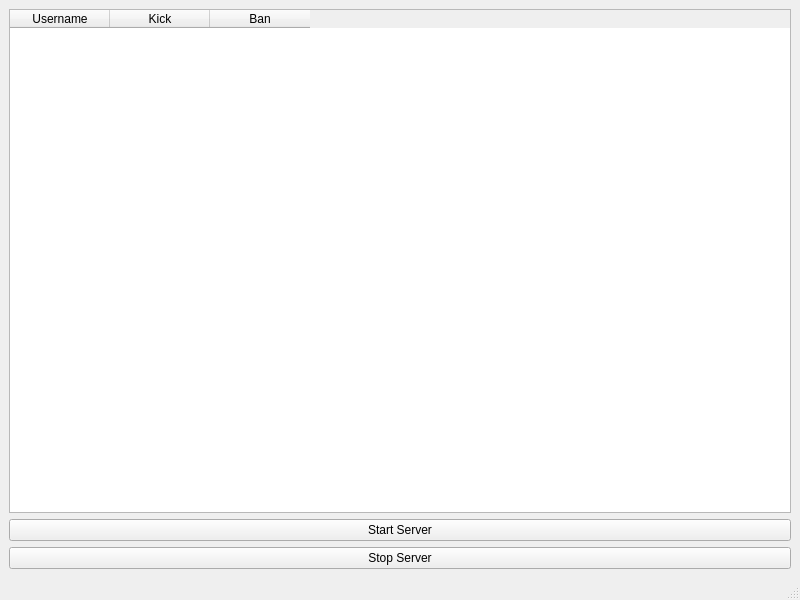
This is Serverui.ui in Yulei-cn/SAE302_Yulei as Qt 5 draws it before an edit. The edited form follows.
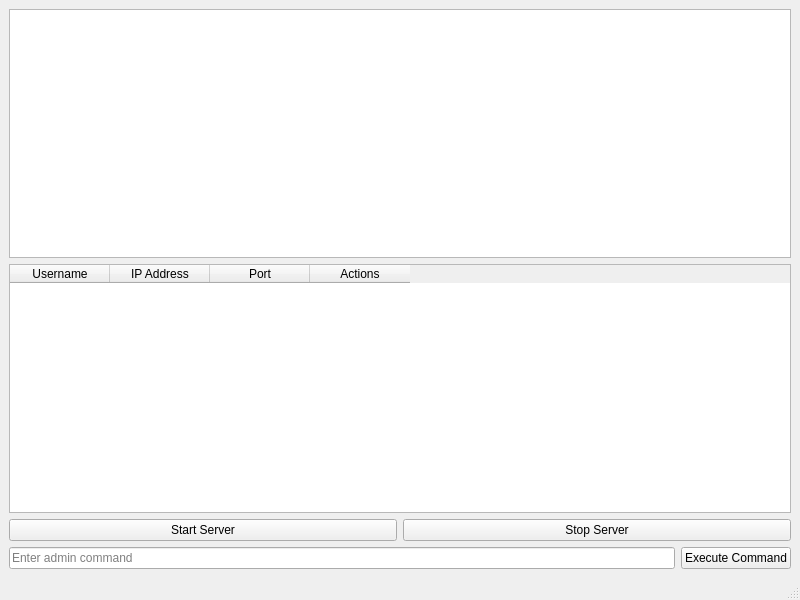
This is the edited form.

Patch:
```diff
--- a/Serverui.ui
+++ b/Serverui.ui
@@ -15,13 +15,20 @@
   </property>
   <widget class="QWidget" name="centralwidget">
    <layout class="QVBoxLayout" name="verticalLayout">
+    <item>
+     <widget class="QTextEdit" name="logArea">
+      <property name="readOnly">
+       <bool>true</bool>
+      </property>
+     </widget>
+    </item>
     <item>
      <widget class="QTableWidget" name="userTable">
       <property name="rowCount">
        <number>0</number>
       </property>
       <property name="columnCount">
-       <number>3</number>
+       <number>4</number>
       </property>
       <column>
        <property name="text">
@@ -30,16 +37,23 @@
       </column>
       <column>
        <property name="text">
-        <string>Kick</string>
+        <string>IP Address</string>
        </property>
       </column>
       <column>
        <property name="text">
-        <string>Ban</string>
+        <string>Port</string>
+       </property>
+      </column>
+      <column>
+       <property name="text">
+        <string>Actions</string>
        </property>
       </column>
      </widget>
     </item>
+    <item>
+     <layout class="QHBoxLayout" name="horizontalLayout">
     <item>
      <widget class="QPushButton" name="startServerButton">
       <property name="text">
@@ -55,16 +69,26 @@
      </widget>
     </item>
    </layout>
-  </widget>
-  <widget class="QMenuBar" name="menubar">
-   <property name="geometry">
-    <rect>
-     <x>0</x>
-     <y>0</y>
-     <width>800</width>
-     <height>25</height>
-    </rect>
-   </property>
+    </item>
+    <item>
+     <layout class="QHBoxLayout" name="commandLayout">
+      <item>
+       <widget class="QLineEdit" name="commandInput">
+        <property name="placeholderText">
+         <string>Enter admin command</string>
+        </property>
+       </widget>
+      </item>
+      <item>
+       <widget class="QPushButton" name="executeCommandButton">
+        <property name="text">
+         <string>Execute Command</string>
+        </property>
+       </widget>
+      </item>
+     </layout>
+    </item>
+   </layout>
   </widget>
   <widget class="QStatusBar" name="statusbar"/>
  </widget>
```
Lines whose indentation alone changed are shown as unchanged.
